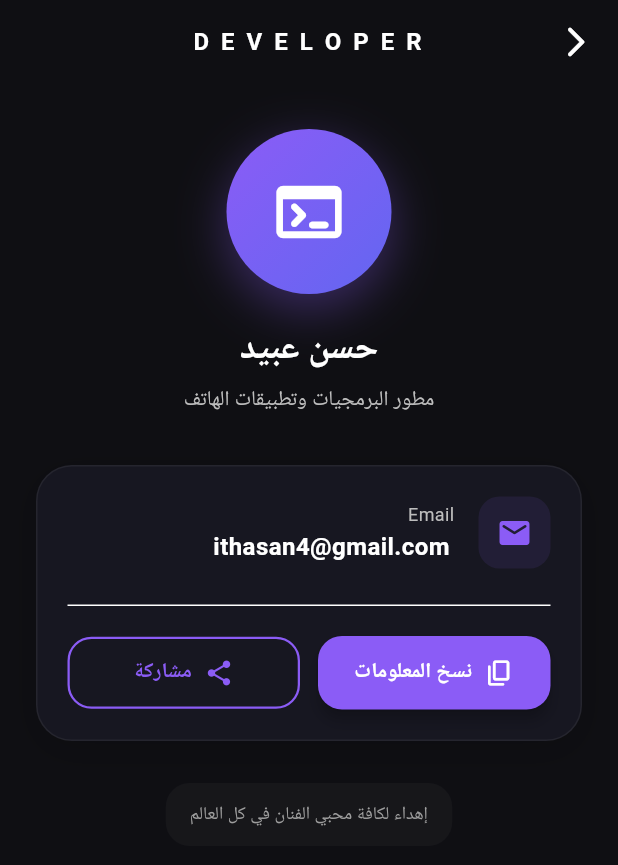
After one commit to ithasans/evin-player, a Flutter app: the DeveloperPage screen opened directly, on a phone screen of 412 x 824 dp. The commit adds this screen. Shown: the top 865 px of the screen. Run offline on Flutter 3.47's test engine with Material 3 defaults, Android fonts, the phone set to English and light mode, and no system bars; our stand-ins replace audioplayers, cached_network_image, dio, shared_preferences; accounts and stored records are empty; network calls fail; statements that could not run were skipped.

Commit message:
Add Developer screen (Hasan Obaid) with copy and share icons, implement native background media playback notification service, localize NOW PLAYING and sleep timer, and auto-scale song names dynamically

```diff
--- /dev/null
+++ b/lib/pages/developer_page.dart
@@ -0,0 +1,273 @@
+import 'package:flutter/material.dart';
+import 'package:flutter/services.dart';
+import 'package:provider/provider.dart';
+import '../providers/music_provider.dart';
+import '../services/native_media_notification.dart';
+
+class DeveloperPage extends StatelessWidget {
+  const DeveloperPage({super.key});
+
+  static const String developerName = 'حسن عبيد';
+  static const String developerEmail = 'ithasan4@gmail.com';
+
+  void _copyInfo(BuildContext context, MusicProvider music) {
+    final infoText = '''
+تطبيق: Evin Agassi Music
+المطور: $developerName
+البريد الإلكتروني: $developerEmail
+''';
+    Clipboard.setData(ClipboardData(text: infoText));
+    ScaffoldMessenger.of(context).showSnackBar(
+      SnackBar(
+        content: Text(music.tr('copied_to_clipboard')),
+        behavior: SnackBarBehavior.floating,
+        shape: RoundedRectangleBorder(borderRadius: BorderRadius.circular(12)),
+        duration: const Duration(seconds: 2),
+      ),
+    );
+  }
+
+  void _shareInfo(BuildContext context) {
+    final infoText = '''
+تطبيق: Evin Agassi Music
+المطور: $developerName
+البريد الإلكتروني: $developerEmail
+''';
+    NativeMediaNotification.shareText(
+      text: infoText,
+      title: 'مشاركة معلومات المطور',
+    );
+  }
+
+  @override
+  Widget build(BuildContext context) {
+    final music = context.watch<MusicProvider>();
+    final theme = Theme.of(context);
+    final isDark = theme.brightness == Brightness.dark;
+
+    return Scaffold(
+      backgroundColor: isDark ? const Color(0xFF0F0F13) : const Color(0xFFF6F8FA),
+      appBar: AppBar(
+        title: Text(
+          music.tr('drawer_developer'),
+          style: const TextStyle(
+            letterSpacing: 2.0,
+            fontWeight: FontWeight.bold,
+            fontSize: 16,
+          ),
+        ),
+        centerTitle: true,
+        backgroundColor: Colors.transparent,
+        elevation: 0,
+        leading: IconButton(
+          icon: const Icon(Icons.arrow_back_ios_new_rounded),
+          onPressed: () => Navigator.of(context).pop(),
+        ),
+      ),
+      body: SafeArea(
+        child: SingleChildScrollView(
+          padding: const EdgeInsets.symmetric(horizontal: 24, vertical: 20),
+          child: Column(
+            children: [
+              const SizedBox(height: 10),
+              // Developer Avatar Frame
+              Container(
+                width: 110,
+                height: 110,
+                decoration: BoxDecoration(
+                  shape: BoxShape.circle,
+                  gradient: LinearGradient(
+                    colors: [
+                      theme.primaryColor,
+                      const Color(0xFF6366F1),
+                    ],
+                    begin: Alignment.topLeft,
+                    end: Alignment.bottomRight,
+                  ),
+                  boxShadow: [
+                    BoxShadow(
+                      color: theme.primaryColor.withAlpha(isDark ? 90 : 50),
+                      blurRadius: 28,
+                      offset: const Offset(0, 10),
+                    ),
+                  ],
+                ),
+                child: const Center(
+                  child: Icon(
+                    Icons.terminal_rounded,
+                    color: Colors.white,
+                    size: 52,
+                  ),
+                ),
+              ),
+
+              const SizedBox(height: 20),
+
+              // Developer Name
+              Text(
+                music.tr('developer_name'),
+                style: const TextStyle(
+                  fontSize: 24,
+                  fontWeight: FontWeight.bold,
+                  letterSpacing: 0.5,
+                ),
+              ),
+              const SizedBox(height: 6),
+              Text(
+                music.tr('developer_role'),
+                style: TextStyle(
+                  fontSize: 14,
+                  color: isDark ? Colors.grey[400] : Colors.grey[600],
+                  fontWeight: FontWeight.w500,
+                ),
+              ),
+
+              const SizedBox(height: 32),
+
+              // Contact & Info Card
+              Container(
+                padding: const EdgeInsets.all(20),
+                decoration: BoxDecoration(
+                  color: isDark ? const Color(0xFF171721) : Colors.white,
+                  borderRadius: BorderRadius.circular(24),
+                  border: Border.all(
+                    color: isDark ? Colors.white.withAlpha(15) : Colors.black.withAlpha(10),
+                  ),
+                  boxShadow: [
+                    BoxShadow(
+                      color: Colors.black.withAlpha(isDark ? 40 : 15),
+                      blurRadius: 20,
+                      offset: const Offset(0, 6),
+                    ),
+                  ],
+                ),
+                child: Column(
+                  children: [
+                    // Email row
+                    Row(
+                      children: [
+                        Container(
+                          padding: const EdgeInsets.all(12),
+                          decoration: BoxDecoration(
+                            color: theme.primaryColor.withAlpha(25),
+                            borderRadius: BorderRadius.circular(14),
+                          ),
+                          child: Icon(
+                            Icons.email_rounded,
+                            color: theme.primaryColor,
+                            size: 24,
+                          ),
+                        ),
+                        const SizedBox(width: 16),
+                        Expanded(
+                          child: Column(
+                            crossAxisAlignment: CrossAxisAlignment.start,
+                            children: [
+                              Text(
+                                'Email',
+                                style: TextStyle(
+                                  fontSize: 12,
+                                  color: isDark ? Colors.grey[400] : Colors.grey[600],
+                                ),
+                              ),
+                              const SizedBox(height: 2),
+                              const SelectableText(
+                                developerEmail,
+                                style: TextStyle(
+                                  fontSize: 16,
+                                  fontWeight: FontWeight.bold,
+                                  letterSpacing: 0.3,
+                                ),
+                              ),
+                            ],
+                          ),
+                        ),
+                      ],
+                    ),
+
+                    const SizedBox(height: 24),
+                    const Divider(height: 1),
+                    const SizedBox(height: 20),
+
+                    // Action Icons: Copy and Share
+                    Row(
+                      children: [
+                        // Copy Button
+                        Expanded(
+                          child: ElevatedButton.icon(
+                            style: ElevatedButton.styleFrom(
+                              backgroundColor: theme.primaryColor,
+                              foregroundColor: Colors.white,
+                              padding: const EdgeInsets.symmetric(vertical: 14),
+                              shape: RoundedRectangleBorder(
+                                borderRadius: BorderRadius.circular(16),
+                              ),
+                              elevation: 4,
+                            ),
+                            icon: const Icon(Icons.copy_rounded, size: 20),
+                            label: Text(
+                              music.tr('copy_developer_info'),
+                              style: const TextStyle(
+                                fontWeight: FontWeight.bold,
+                                fontSize: 14,
+                              ),
+                            ),
+                            onPressed: () => _copyInfo(context, music),
+                          ),
+                        ),
+
+                        const SizedBox(width: 12),
+
+                        // Share Button
+                        Expanded(
+                          child: OutlinedButton.icon(
+                            style: OutlinedButton.styleFrom(
+                              foregroundColor: theme.primaryColor,
+                              side: BorderSide(color: theme.primaryColor, width: 1.5),
+                              padding: const EdgeInsets.symmetric(vertical: 14),
+                              shape: RoundedRectangleBorder(
+                                borderRadius: BorderRadius.circular(16),
+                              ),
+                            ),
+                            icon: const Icon(Icons.share_rounded, size: 20),
+                            label: Text(
+                              music.tr('share_developer_info'),
+                              style: const TextStyle(
+                                fontWeight: FontWeight.bold,
+                                fontSize: 14,
+                              ),
+                            ),
+                            onPressed: () => _shareInfo(context),
+                          ),
+                        ),
+                      ],
+                    ),
+                  ],
+                ),
+              ),
+
+              const SizedBox(height: 28),
+
+              // Dedication Footer
+              Container(
+                padding: const EdgeInsets.symmetric(horizontal: 16, vertical: 12),
+                decoration: BoxDecoration(
+                  color: isDark ? Colors.white.withAlpha(8) : Colors.black.withAlpha(5),
+                  borderRadius: BorderRadius.circular(16),
+                ),
+                child: Text(
+                  music.tr('drawer_footer'),
+                  textAlign: TextAlign.center,
+                  style: TextStyle(
+                    fontSize: 12,
+                    color: isDark ? Colors.grey[500] : Colors.grey[600],
+                  ),
+                ),
+              ),
+            ],
+          ),
+        ),
+      ),
+    );
+  }
+}
--- a/lib/services/localization_service.dart
+++ b/lib/services/localization_service.dart
@@ -32,7 +32,15 @@ class L10n {
       'no_downloads_sub': 'انقر على أيقونة التنزيل بجانب أي أغنية لتخزينها محلياً والاستماع إليها بدون اتصال بالإنترنت.',
       'no_favorites_title': 'قائمة المفضلة فارغة',
       'no_favorites_sub': 'انقر على أيقونة القلب على أي أغنية لإضافتها إلى قائمة مفضلتك هنا.',
-      'now_playing': 'قيد التشغيل',
+      'now_playing': 'يُعرض الآن',
+      'sleep_timer_title': 'مؤقت النوم (Sleep Timer)',
+      'sleep_timer_remaining_prefix': 'المتبقي:',
+      'sleep_timer_15m': '15 دقيقة',
+      'sleep_timer_30m': '30 دقيقة',
+      'sleep_timer_45m': '45 دقيقة',
+      'sleep_timer_60m': 'ساعة واحدة',
+      'sleep_timer_set_msg': 'تم ضبط مؤقت النوم على',
+      'no_track_selected': 'لم يتم اختيار أغنية',
       'sleep_timer': 'مؤقت النوم',
       'sleep_timer_remaining': 'المتبقي',
       'minutes': 'دقيقة',
@@ -69,6 +77,13 @@ class L10n {
       'drawer_greeting_sub': 'شاشة الإهداء والتكريم',
       'drawer_settings': 'S E T T I N G S',
       'drawer_settings_sub': 'الإعدادات واللغة ومساحة التخزين',
+      'drawer_developer': 'D E V E L O P E R',
+      'drawer_developer_sub': 'حول المطور والتواصل',
+      'developer_name': 'حسن عبيد',
+      'developer_role': 'مطور البرمجيات وتطبيقات الهاتف',
+      'copy_developer_info': 'نسخ المعلومات',
+      'share_developer_info': 'مشاركة',
+      'copied_to_clipboard': 'تم نسخ معلومات المطور إلى الحافظة بنجاح',
       'drawer_footer': 'إهداء لكافة محبي الفنان في كل العالم',
       'downloading_album': 'جاري تنزيل مسارات الألبوم في الخلفية...',
       'tribute_title': 'إهداء وتكريم إلى الأستاذ الفاضل حبيب أوشانا',
@@ -93,7 +108,15 @@ class L10n {
       'no_downloads_sub': 'Tippen Sie auf das Download-Symbol neben einem Titel, um ihn offline zu speichern.',
       'no_favorites_title': 'Favoritenliste ist leer',
       'no_favorites_sub': 'Tippen Sie auf das Herz-Symbol, um Titel zu Ihren Favoriten hinzuzufügen.',
-      'now_playing': 'AKTUELLE WIEDERGABE',
+      'now_playing': 'läuft gerade',
+      'sleep_timer_title': 'Schlaf-Timer (Sleep Timer)',
+      'sleep_timer_remaining_prefix': 'Verbleibend:',
+      'sleep_timer_15m': '15 Minuten',
+      'sleep_timer_30m': '30 Minuten',
+      'sleep_timer_45m': '45 Minuten',
+      'sleep_timer_60m': '1 Stunde',
+      'sleep_timer_set_msg': 'Schlaf-Timer eingestellt auf',
+      'no_track_selected': 'Kein Titel ausgewählt',
       'sleep_timer': 'Schlaf-Timer (Sleep Timer)',
       'sleep_timer_remaining': 'Verbleibend',
       'minutes': 'Minuten',
@@ -130,6 +153,13 @@ class L10n {
       'drawer_greeting_sub': 'Widmungs- & Ehrenbildschirm',
       'drawer_settings': 'S E T T I N G S',
       'drawer_settings_sub': 'Einstellungen, Sprache & Speicher',
+      'drawer_developer': 'D E V E L O P E R',
+      'drawer_developer_sub': 'Über den Entwickler & Kontakt',
+      'developer_name': 'Hasan Obaid (حسن عبيد)',
+      'developer_role': 'Software- & App-Entwickler',
+      'copy_developer_info': 'Info kopieren',
+      'share_developer_info': 'Teilen',
+      'copied_to_clipboard': 'Entwicklerinformationen erfolgreich kopiert',
       'drawer_footer': 'Gewidmet allen Fans weltweit',
       'downloading_album': 'Albumtitel werden im Hintergrund heruntergeladen...',
       'tribute_title': 'Widmung & Ehrung an Herrn Habib Oshana',
@@ -155,6 +185,14 @@ class L10n {
       'no_favorites_title': 'Favorites list is empty',
       'no_favorites_sub': 'Tap the heart icon to add tracks to your favorites list.',
       'now_playing': 'NOW PLAYING',
+      'sleep_timer_title': 'Sleep Timer',
+      'sleep_timer_remaining_prefix': 'Remaining:',
+      'sleep_timer_15m': '15 minutes',
+      'sleep_timer_30m': '30 minutes',
+      'sleep_timer_45m': '45 minutes',
+      'sleep_timer_60m': '1 hour',
+      'sleep_timer_set_msg': 'Sleep timer set to',
+      'no_track_selected': 'No track selected',
       'sleep_timer': 'Sleep Timer',
       'sleep_timer_remaining': 'Remaining',
       'minutes': 'minutes',
@@ -191,6 +229,13 @@ class L10n {
       'drawer_greeting_sub': 'Dedication & Tribute Screen',
       'drawer_settings': 'S E T T I N G S',
       'drawer_settings_sub': 'Settings, Language & Storage',
+      'drawer_developer': 'D E V E L O P E R',
+      'drawer_developer_sub': 'About Developer & Contact',
+      'developer_name': 'Hasan Obaid (حسن عبيد)',
+      'developer_role': 'Software & Mobile App Developer',
+      'copy_developer_info': 'Copy Info',
+      'share_developer_info': 'Share',
+      'copied_to_clipboard': 'Developer info copied to clipboard',
       'drawer_footer': 'Dedicated to all fans around the world',
       'downloading_album': 'Downloading album tracks in background...',
       'tribute_title': 'Special Dedication & Tribute to Mr. Habib Oshana',
--- /dev/null
+++ b/lib/services/native_media_notification.dart
@@ -0,0 +1,79 @@
+import 'package:flutter/services.dart';
+
+class NativeMediaNotification {
+  static const MethodChannel _channel = MethodChannel('com.evin.evin_player/media_notification');
+
+  static Function()? onPlay;
+  static Function()? onPause;
+  static Function()? onNext;
+  static Function()? onPrev;
+
+  static void init({
+    Function()? playCallback,
+    Function()? pauseCallback,
+    Function()? nextCallback,
+    Function()? prevCallback,
+  }) {
+    onPlay = playCallback;
+    onPause = pauseCallback;
+    onNext = nextCallback;
+    onPrev = prevCallback;
+
+    _channel.setMethodCallHandler((call) async {
+      if (call.method == 'onAction') {
+        final action = call.arguments as String?;
+        switch (action) {
+          case 'play':
+            onPlay?.call();
+            break;
+          case 'pause':
+            onPause?.call();
+            break;
+          case 'next':
+            onNext?.call();
+            break;
+          case 'prev':
+            onPrev?.call();
+            break;
+        }
+      }
+    });
+  }
+
+  static Future<void> show({
+    required String title,
+    required String artist,
+    required bool isPlaying,
+  }) async {
+    try {
+      await _channel.invokeMethod('showNotification', {
+        'title': title,
+        'artist': artist,
+        'isPlaying': isPlaying,
+      });
+    } catch (_) {}
+  }
+
+  static Future<void> updatePlayback({required bool isPlaying}) async {
+    try {
+      await _channel.invokeMethod('updatePlayback', {
+        'isPlaying': isPlaying,
+      });
+    } catch (_) {}
+  }
+
+  static Future<void> hide() async {
+    try {
+      await _channel.invokeMethod('hideNotification');
+    } catch (_) {}
+  }
+
+  static Future<void> shareText({required String text, String title = 'Share'}) async {
+    try {
+      await _channel.invokeMethod('shareText', {
+        'text': text,
+        'title': title,
+      });
+    } catch (_) {}
+  }
+}
```
Also changed, not shown: lib/components/my_drawer.dart (+15 -0 lines), lib/pages/player_page.dart (+23 -17 lines), lib/providers/music_provider.dart (+38 -2 lines), lib/widgets/mini_player.dart (+9 -7 lines), lib/widgets/song_tile.dart (+10 -8 lines), 3 other files.
